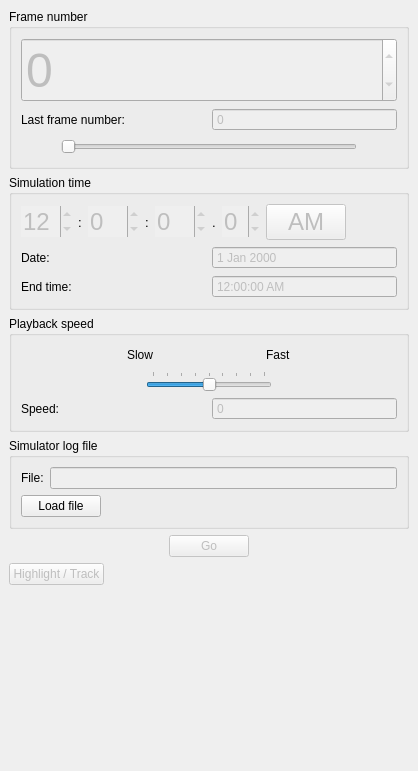
Before: the Qt Designer form dev/visualizer/stop-n-go/controller.ui in smart-fm/simmobility-prod, drawn with Qt 5.
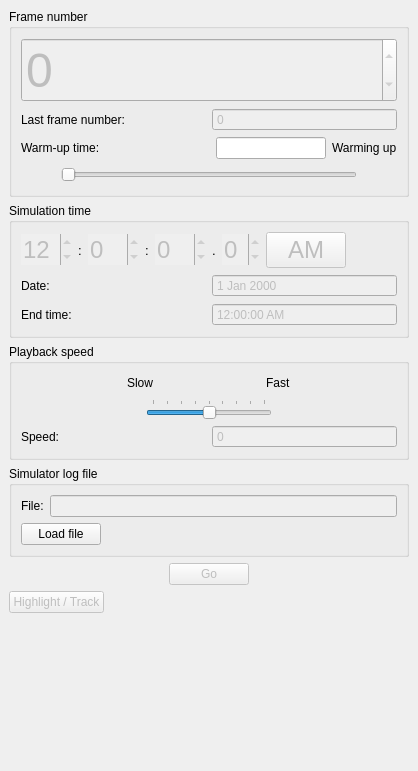
After: the same form once the commit is applied.

Commit message: Added code to show simulator's warm-up status.

Diff of the .ui file:
```diff
--- a/dev/visualizer/stop-n-go/controller.ui
+++ b/dev/visualizer/stop-n-go/controller.ui
@@ -72,6 +72,40 @@
          </item>
         </layout>
        </item>
+       <item>
+        <layout class="QHBoxLayout" name="horizontalLayout_13">
+         <item>
+          <widget class="QLabel" name="label_11">
+           <property name="text">
+            <string>Warm-up time:</string>
+           </property>
+          </widget>
+         </item>
+         <item>
+          <spacer name="horizontalSpacer_3">
+           <property name="orientation">
+            <enum>Qt::Horizontal</enum>
+           </property>
+           <property name="sizeHint" stdset="0">
+            <size>
+             <width>40</width>
+             <height>20</height>
+            </size>
+           </property>
+          </spacer>
+         </item>
+         <item>
+          <widget class="QLineEdit" name="warm_up_time_line_edit"/>
+         </item>
+         <item>
+          <widget class="QLabel" name="warm_up_status_label">
+           <property name="text">
+            <string>Warming up</string>
+           </property>
+          </widget>
+         </item>
+        </layout>
+       </item>
        <item>
         <layout class="QHBoxLayout" name="horizontalLayout_2">
          <item>
```
The commit also changes 1 other file.
